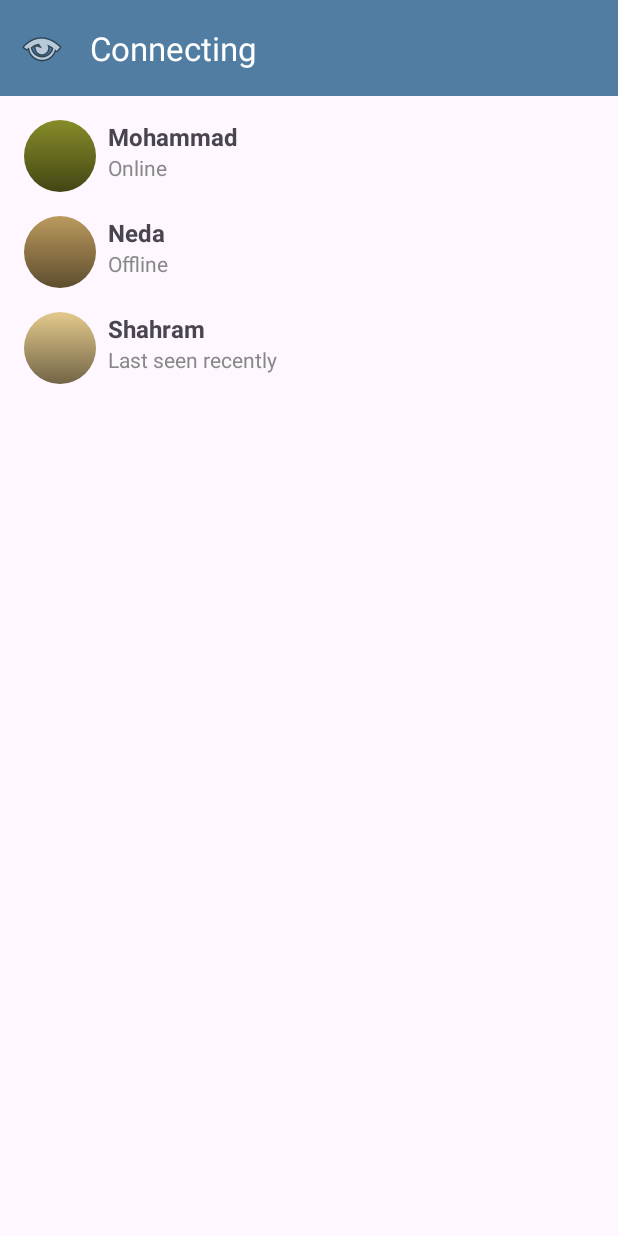
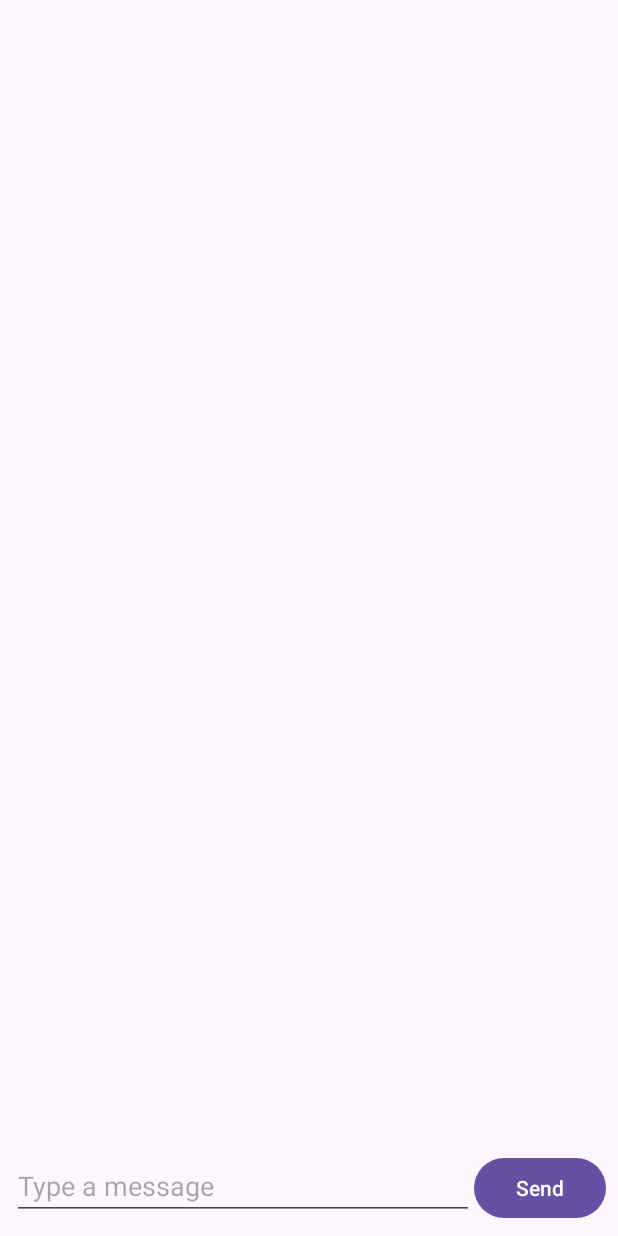
Before and after one commit to dmagan/AppAndroid, an Android app: the screen it shows after launch (MainActivity before the commit, ChatActivity after it), after a tap on "Mohammad", on a phone screen of 412 x 824 dp. Run offline under Robolectric (Android 15) with nearby library versions, the phone set to English and light mode, and no system bars.

Commit message:
چت در مرحله اول

```diff
--- a/app/build.gradle.kts
+++ b/app/build.gradle.kts
@@ -41,6 +41,7 @@ dependencies {
     implementation(libs.navigation.fragment)
     implementation(libs.navigation.ui)
     implementation(libs.recyclerview)
+    implementation(libs.activity)
     testImplementation(libs.junit)
     androidTestImplementation(libs.ext.junit)
     androidTestImplementation(libs.espresso.core)
--- a/app/src/main/AndroidManifest.xml
+++ b/app/src/main/AndroidManifest.xml
@@ -13,6 +13,9 @@
         android:theme="@style/Theme.MyApplication"
         tools:targetApi="31">
         <activity
+            android:name=".ChatActivity"
+            android:exported="false" />
+        <activity
             android:name=".MainActivity"
             android:exported="true"
             android:theme="@style/Theme.MyApplication">
--- /dev/null
+++ b/app/src/main/java/com/example/myapplication/ChatActivity.java
@@ -0,0 +1,60 @@
+package com.example.myapplication;
+
+import android.os.Bundle;
+import android.view.View;
+import android.widget.Button;
+import android.widget.EditText;
+import androidx.appcompat.app.AppCompatActivity;
+import androidx.recyclerview.widget.LinearLayoutManager;
+import androidx.recyclerview.widget.RecyclerView;
+import java.util.ArrayList;
+import java.util.List;
+
+public class ChatActivity extends AppCompatActivity {
+
+    private RecyclerView recyclerViewMessages;
+    private MessageAdapter messageAdapter;
+    private List<Message> messageList;
+    private EditText editTextMessage;
+    private Button buttonSend;
+
+    @Override
+    protected void onCreate(Bundle savedInstanceState) {
+        super.onCreate(savedInstanceState);
+        setContentView(R.layout.activity_chat);
+
+        // دریافت اطلاعات کاربر از Intent
+        String userName = getIntent().getStringExtra("userName");
+
+        // تنظیم عنوان اکتیویتی به نام کاربر
+        if (userName != null) {
+            setTitle(userName);
+        }
+
+        // مقداردهی به ویوها
+        recyclerViewMessages = findViewById(R.id.recyclerViewMessages);
+        editTextMessage = findViewById(R.id.editTextMessage);
+        buttonSend = findViewById(R.id.buttonSend);
+
+        // تنظیم RecyclerView
+        messageList = new ArrayList<>();
+        messageAdapter = new MessageAdapter(messageList);
+        recyclerViewMessages.setLayoutManager(new LinearLayoutManager(this));
+        recyclerViewMessages.setAdapter(messageAdapter);
+
+        // تنظیم کلیک دکمه ارسال
+        buttonSend.setOnClickListener(new View.OnClickListener() {
+            @Override
+            public void onClick(View v) {
+                String messageText = editTextMessage.getText().toString().trim();
+                if (!messageText.isEmpty()) {
+                    Message message = new Message(messageText, true); // پیام ارسال شده توسط کاربر
+                    messageList.add(message);
+                    messageAdapter.notifyItemInserted(messageList.size() - 1);
+                    recyclerViewMessages.scrollToPosition(messageList.size() - 1);
+                    editTextMessage.setText("");
+                }
+            }
+        });
+    }
+}
--- a/app/src/main/java/com/example/myapplication/MainActivity.java
+++ b/app/src/main/java/com/example/myapplication/MainActivity.java
@@ -1,5 +1,6 @@
 package com.example.myapplication;
 
+import android.content.Intent;
 import android.os.Bundle;
 import android.view.Window;
 import android.view.WindowManager;
@@ -59,6 +60,12 @@ public class MainActivity extends AppCompatActivity implements ClickListener {
 
     @Override
     public void onItemClick(int position) {
-        // اینجا کد مربوط به عملکرد کلیک روی آیتم را اضافه کنید
+        // دریافت اطلاعات کاربر
+        Contact contact = contactList.get(position);
+
+        // ایجاد Intent برای شروع ChatActivity
+        Intent intent = new Intent(MainActivity.this, ChatActivity.class);
+        intent.putExtra("userName", contact.getName());
+        startActivity(intent);
     }
 }
--- /dev/null
+++ b/app/src/main/java/com/example/myapplication/MessageAdapter.java
@@ -0,0 +1,45 @@
+package com.example.myapplication;
+
+import android.view.LayoutInflater;
+import android.view.View;
+import android.view.ViewGroup;
+import android.widget.TextView;
+import androidx.annotation.NonNull;
+import androidx.recyclerview.widget.RecyclerView;
+import java.util.List;
+
+public class MessageAdapter extends RecyclerView.Adapter<MessageAdapter.MessageViewHolder> {
+
+    private List<Message> messageList;
+
+    public MessageAdapter(List<Message> messageList) {
+        this.messageList = messageList;
+    }
+
+    @NonNull
+    @Override
+    public MessageViewHolder onCreateViewHolder(@NonNull ViewGroup parent, int viewType) {
+        View view = LayoutInflater.from(parent.getContext()).inflate(R.layout.item_message, parent, false);
+        return new MessageViewHolder(view);
+    }
+
+    @Override
+    public void onBindViewHolder(@NonNull MessageViewHolder holder, int position) {
+        Message message = messageList.get(position);
+        holder.textViewMessage.setText(message.getText());
+    }
+
+    @Override
+    public int getItemCount() {
+        return messageList.size();
+    }
+
+    public static class MessageViewHolder extends RecyclerView.ViewHolder {
+        public TextView textViewMessage;
+
+        public MessageViewHolder(View itemView) {
+            super(itemView);
+            textViewMessage = itemView.findViewById(R.id.textViewMessage);
+        }
+    }
+}
--- /dev/null
+++ b/app/src/main/res/drawable/message_background.xml
@@ -0,0 +1,4 @@
+<shape xmlns:android="http://schemas.android.com/apk/res/android">
+    <solid android:color="@android:color/holo_blue_light"/>
+    <corners android:radius="8dp"/>
+</shape>
--- /dev/null
+++ b/app/src/main/res/layout/activity_chat.xml
@@ -0,0 +1,39 @@
+<?xml version="1.0" encoding="utf-8"?>
+<RelativeLayout xmlns:android="http://schemas.android.com/apk/res/android"
+    xmlns:tools="http://schemas.android.com/tools"
+    android:layout_width="match_parent"
+    android:layout_height="match_parent"
+    tools:context=".ChatActivity">
+
+    <androidx.recyclerview.widget.RecyclerView
+        android:id="@+id/recyclerViewMessages"
+        android:layout_width="match_parent"
+        android:layout_height="0dp"
+        android:layout_above="@id/messageInputLayout"
+        android:layout_alignParentTop="true"
+        android:padding="8dp"
+        android:clipToPadding="false"
+        android:scrollbars="none"/>
+
+    <LinearLayout
+        android:id="@+id/messageInputLayout"
+        android:layout_width="match_parent"
+        android:layout_height="wrap_content"
+        android:layout_alignParentBottom="true"
+        android:orientation="horizontal"
+        android:padding="8dp">
+
+        <EditText
+            android:id="@+id/editTextMessage"
+            android:layout_width="0dp"
+            android:layout_height="wrap_content"
+            android:layout_weight="1"
+            android:hint="Type a message"/>
+
+        <Button
+            android:id="@+id/buttonSend"
+            android:layout_width="wrap_content"
+            android:layout_height="wrap_content"
+            android:text="Send"/>
+    </LinearLayout>
+</RelativeLayout>
--- a/gradle/libs.versions.toml
+++ b/gradle/libs.versions.toml
@@ -8,7 +8,8 @@ material = "1.12.0"
 constraintlayout = "2.1.4"
 navigationFragment = "2.7.7"
 navigationUi = "2.7.7"
-recyclerview = "1.2.1"  # نسخه جدید برای RecyclerView
+recyclerview = "1.2.1"
+activity = "1.9.0"  # نسخه جدید برای RecyclerView
 
 [libraries]
 junit = { group = "junit", name = "junit", version.ref = "junit" }
@@ -19,7 +20,8 @@ material = { group = "com.google.android.material", name = "material", version.r
 constraintlayout = { group = "androidx.constraintlayout", name = "constraintlayout", version.ref = "constraintlayout" }
 navigation-fragment = { group = "androidx.navigation", name = "navigation-fragment", version.ref = "navigationFragment" }
 navigation-ui = { group = "androidx.navigation", name = "navigation-ui", version.ref = "navigationUi" }
-recyclerview = { group = "androidx.recyclerview", name = "recyclerview", version.ref = "recyclerview" }  # اضافه کردن RecyclerView
+recyclerview = { group = "androidx.recyclerview", name = "recyclerview", version.ref = "recyclerview" }
+activity = { group = "androidx.activity", name = "activity", version.ref = "activity" }  # اضافه کردن RecyclerView
 
 [plugins]
 android-application = { id = "com.android.application", version.ref = "agp" }
```
Also changed, not shown: app/src/main/java/com/example/myapplication/Message.java (added, +19 -0 lines), app/src/main/res/layout/item_message.xml (added, +15 -0 lines).
